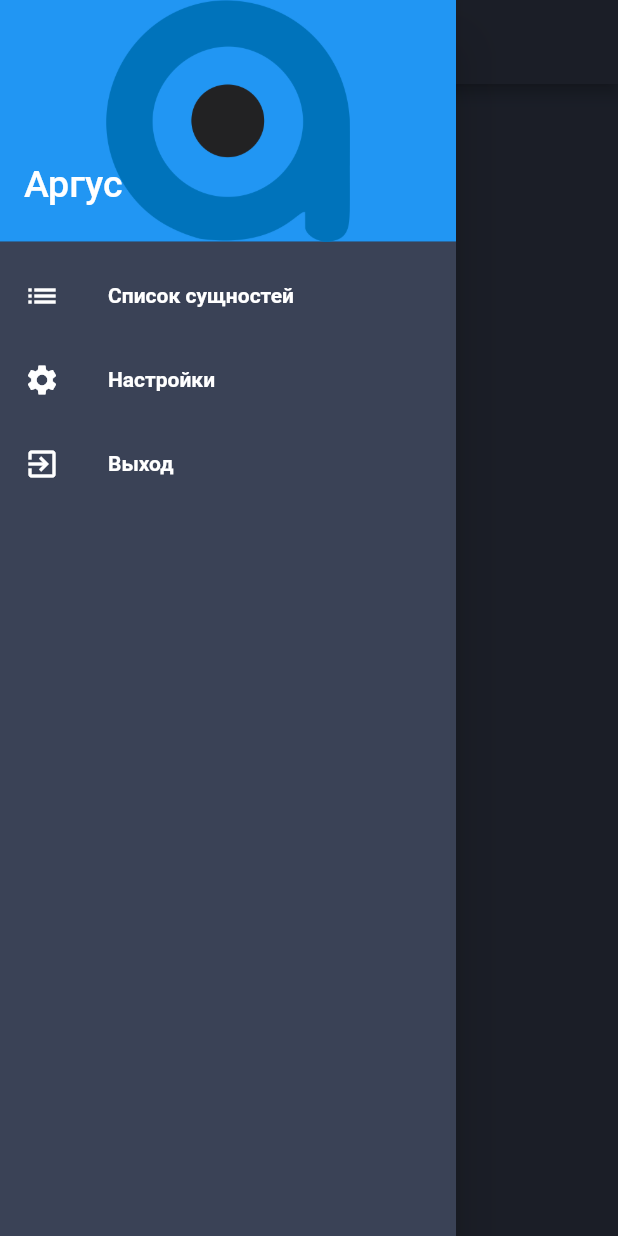
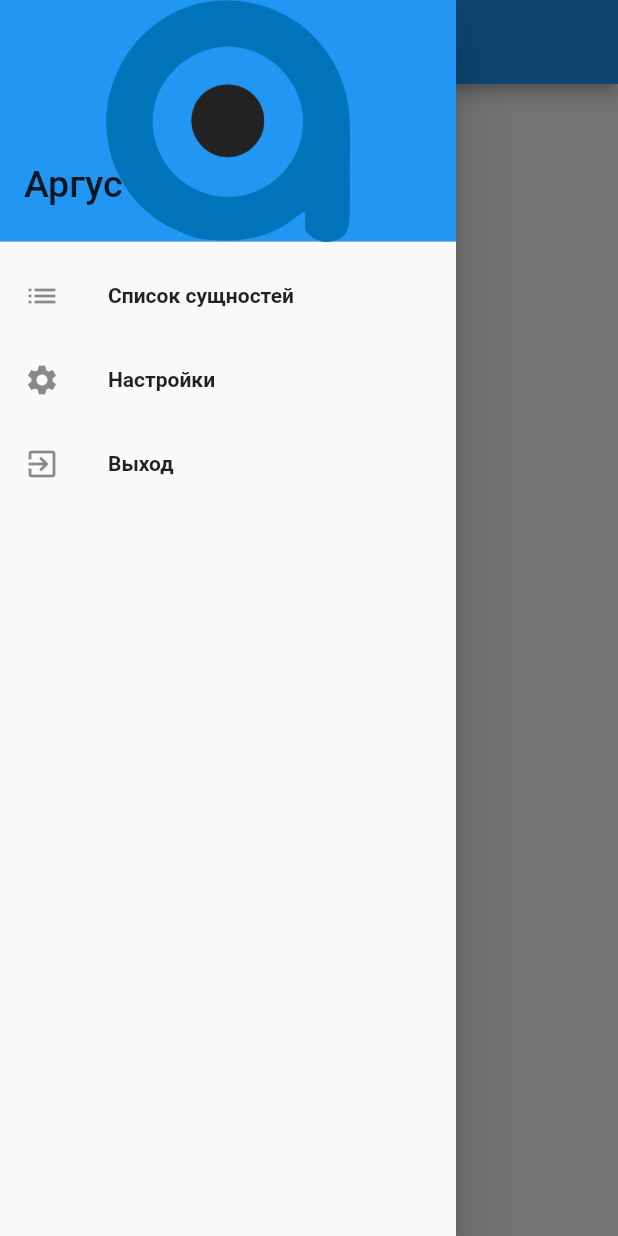
Before and after one commit to copper111/flutter_entity_list, a Flutter app: the screen it shows after launch, with the side drawer open, on a phone screen of 412 x 824 dp. Run offline on Flutter 3.47's test engine with Material 2 defaults, Android fonts, the phone set to English and light mode, and no system bars; our stand-ins replace dio, equatable, get, hive, hive_flutter, logger and 3 more; accounts and stored records are empty; generated files the repository leaves out were written again.

Commit message:
Изменение темы приложения Пункт выбора темы в настрока приложения

```diff
--- a/lib/common_widgets/navigation.dart
+++ b/lib/common_widgets/navigation.dart
@@ -21,7 +21,7 @@ class Navigation extends StatelessWidget {
                 children: [
                   Text(
                     'Аргус',
-                    style: TextStyle(color: Colors.white, fontSize: 25),
+                    style: TextStyle(fontSize: 25),
                   ),
                   _authenticationController.state is Authenticated ? Text("${(_authenticationController.state as Authenticated).user.loginName}") : Text("")
                 ],
@@ -34,22 +34,22 @@ class Navigation extends StatelessWidget {
             ),
 
             ListTile(
-              leading: Icon(Icons.list, color: Colors.white),
-              title: Text('Список сущностей', style: TextStyle(color: Colors.white, fontWeight: FontWeight.bold)),
+              leading: Icon(Icons.list),
+              title: Text('Список сущностей', style: TextStyle(fontWeight: FontWeight.bold)),
               onTap: () {
                 Get.toNamed("/");
               },
             ),
             ListTile(
-              leading: Icon(Icons.settings, color: Colors.white),
-              title: Text('Настройки', style: TextStyle(color: Colors.white, fontWeight: FontWeight.bold)),
+              leading: Icon(Icons.settings),
+              title: Text('Настройки', style: TextStyle(fontWeight: FontWeight.bold)),
               onTap: () {
                 Get.toNamed("/settings");
               },
             ),
             ListTile(
-              leading: Icon(Icons.exit_to_app, color: Colors.white),
-              title: Text('Выход', style: TextStyle(color: Colors.white, fontWeight: FontWeight.bold)),
+              leading: Icon(Icons.exit_to_app),
+              title: Text('Выход', style: TextStyle(fontWeight: FontWeight.bold)),
               onTap: () {
                 _authenticationController.signOut();
                 Get.toNamed("/");
--- /dev/null
+++ b/lib/inf/themes.dart
@@ -0,0 +1,17 @@
+import 'package:flutter/material.dart';
+
+class Themes {
+  static final light = ThemeData.light().copyWith(
+    backgroundColor: Colors.white,
+    buttonColor: Colors.blue,
+  );
+  static final dark = ThemeData.dark().copyWith(
+    appBarTheme: AppBarTheme(
+      backgroundColor: Color.fromRGBO(58, 66, 86, 1.0),
+    ),
+    scaffoldBackgroundColor: Color.fromRGBO(58, 66, 86, 1.0),
+    backgroundColor: Color.fromRGBO(64, 75, 96, .9),
+    canvasColor: Color.fromRGBO(58, 66, 86, 1.0),
+    buttonColor: Colors.red,
+  );
+}
--- a/lib/main.dart
+++ b/lib/main.dart
@@ -2,6 +2,7 @@ import 'package:flutter/material.dart';
 import 'package:flutter_entity_list/entity_info/entity_info_screen.dart';
 import 'package:flutter_entity_list/entity_list/entity_list_screen.dart';
 import 'package:flutter_entity_list/settings/settings_screen.dart';
+import 'package:flutter_entity_list/settings/settings_screen_controller.dart';
 import 'package:get/get.dart';
 import 'package:get/get_navigation/get_navigation.dart';
 import 'package:get/get_navigation/src/root/get_material_app.dart';
@@ -14,6 +15,7 @@ import 'authentication/login_screen.dart';
 import 'entity_list/entity_list_repository.dart';
 import 'entity_list/model/entity.dart';
 import 'entity_list/model/metadata.dart';
+import 'inf/themes.dart';
 
 void main() {
   initServices();
@@ -50,9 +52,12 @@ class MyApp extends GetWidget<AuthenticationController> {
   Widget build(BuildContext context) {
     return GetMaterialApp(
       enableLog: true,
-      theme: new ThemeData(
+      /*theme: new ThemeData(
           canvasColor: Color.fromRGBO(58, 66, 86, 1.0),
-      ),
+      ),*/
+      theme: Themes.light,
+      darkTheme: Themes.dark,
+      color: context.theme.canvasColor,
       title: "Flutter Argus Entity List (FAEL)",
       home: Obx(() {
         if (controller.state is UnAuthenticated) {
--- a/lib/settings/settings_screen.dart
+++ b/lib/settings/settings_screen.dart
@@ -1,17 +1,37 @@
 import 'package:flutter/material.dart';
 import 'package:flutter_entity_list/common_widgets/navigation.dart';
-
+import 'package:flutter_entity_list/settings/settings_screen_controller.dart';
+import 'package:get/get.dart';
 
 class SettingsScreen extends StatelessWidget {
   @override
   Widget build(BuildContext context) {
     return Scaffold(
-      drawer: Navigation(),
-      appBar: AppBar(
-        backgroundColor: Color.fromRGBO(58, 66, 86, 1.0),
-        title: Text('Экран настроек'),
-      ),
-      body: Center(child: Text('Андер констракшен')),
-    );
+        drawer: Navigation(),
+        appBar: AppBar(
+          title: Text('Экран настроек'),
+        ),
+        body: GetBuilder<SettingsScreenController>(
+          init: SettingsScreenController(),
+          builder: (_) => Column(
+            children: [
+              Row(
+                children: [
+                  Text("Выбор темной темы"),
+                  Center(
+                    child: Container(
+                      child: Switch(
+                        value: _.isSwitched,
+                        onChanged: (value) {
+                          _.changeTheme(value);
+                        },
+                      ),
+                    ),
+                  ),
+                ],
+              ),
+            ],
+          ),
+        ));
   }
 }
--- /dev/null
+++ b/lib/settings/settings_screen_controller.dart
@@ -0,0 +1,17 @@
+import 'package:flutter/material.dart';
+import 'package:get/get.dart';
+
+class SettingsScreenController extends GetxController{
+
+  var isSwitched = false;
+
+  void changeTheme(bool value) {
+    if(value)
+      Get.changeThemeMode(ThemeMode.dark);
+    else
+      Get.changeThemeMode(ThemeMode.light);
+    this.isSwitched = value;
+    update();
+  }
+
+}
```
Also changed, not shown: lib/entity_info/entity_info_screen.dart (+3 -4 lines), lib/entity_list/entity_list_screen.dart (+3 -5 lines), lib/entity_list/widgets/entity_list_item_widget.dart (+6 -5 lines).
